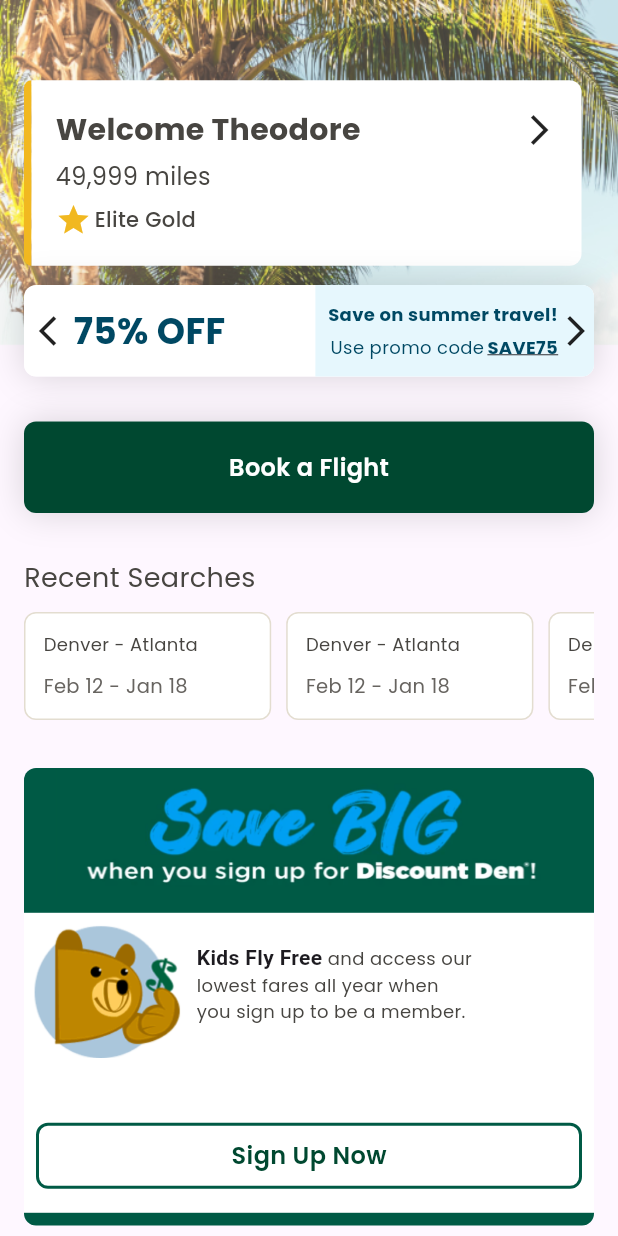
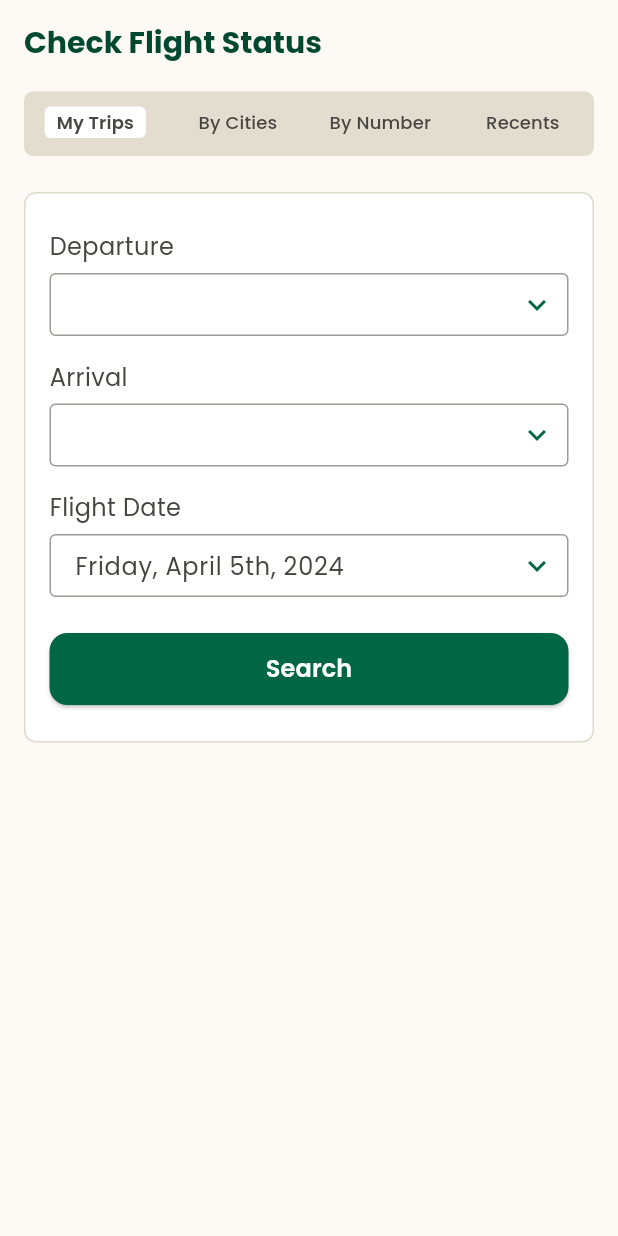
Before and after one commit to rafi-gavs/frontier_homepage, a Flutter app: the screen it shows after launch, on a phone screen of 412 x 824 dp. Run offline on Flutter 3.47's test engine with Material 3 defaults, Android fonts, the phone set to English and light mode, and no system bars; our stand-ins replace google_fonts.

Commit message:
flight status v1

```diff
--- a/lib/main.dart
+++ b/lib/main.dart
@@ -1,5 +1,7 @@
 import 'package:flutter/material.dart';
+import 'package:frontier_homepage/screens/flight_status/flight_status_page.dart';
 import 'package:frontier_homepage/screens/home_page.dart';
+import 'package:google_fonts/google_fonts.dart';
 // import 'package:native_shared_preferences/native_shared_preferences.dart';
 
 // late NativeSharedPreferences nPrefs;
@@ -21,9 +23,10 @@ class MyApp extends StatelessWidget {
       title: 'Frontier Airlines',
       theme: ThemeData(
         colorScheme: ColorScheme.fromSeed(seedColor: Colors.deepPurple),
+        fontFamily: GoogleFonts.poppins().fontFamily,
         useMaterial3: true,
       ),
-      home: const HomePage(),
+      home: const FlightStatusPage(),
     );
   }
 }
--- /dev/null
+++ b/lib/screens/flight_status/components/app_button.dart
@@ -0,0 +1,34 @@
+import 'package:flutter/material.dart';
+import 'package:frontier_homepage/util/appcolor.dart';
+import 'package:google_fonts/google_fonts.dart';
+
+class AppButton extends StatefulWidget {
+  const AppButton({super.key});
+
+  @override
+  State<AppButton> createState() => _AppButtonState();
+}
+
+class _AppButtonState extends State<AppButton> {
+  @override
+  Widget build(BuildContext context) {
+    return ElevatedButton(
+      onPressed: () {},
+      style: ElevatedButton.styleFrom(
+        minimumSize: const Size(double.infinity, 48.0),
+        backgroundColor: AppColor.btBg,
+        shape: RoundedRectangleBorder(
+          borderRadius: BorderRadius.circular(12), // <-- Radius
+        ),
+      ),
+      child: Text(
+        'Search',
+        style: GoogleFonts.poppins(
+          fontSize: 16,
+          fontWeight: FontWeight.w600,
+          color: Colors.white,
+        ),
+      ),
+    );
+  }
+}
--- /dev/null
+++ b/lib/screens/flight_status/components/app_text_field.dart
@@ -0,0 +1,57 @@
+import 'package:flutter/material.dart';
+import 'package:google_fonts/google_fonts.dart';
+
+import '../../../util/appcolor.dart';
+
+class AppTextField extends StatefulWidget {
+  final String? initialValue;
+
+  const AppTextField({
+    super.key,
+    this.initialValue,
+  });
+
+  @override
+  State<AppTextField> createState() => _AppTextFieldState();
+}
+
+class _AppTextFieldState extends State<AppTextField> {
+  @override
+  Widget build(BuildContext context) {
+    return Container(
+      decoration: BoxDecoration(
+        borderRadius: BorderRadius.circular(4.0),
+        border: Border.all(color: AppColor.textFieldBorder),
+      ),
+      child: Row(
+        children: [
+          Expanded(
+            child: TextField(
+              controller: TextEditingController(text: widget.initialValue),
+              style: GoogleFonts.poppins(
+                fontSize: 16,
+                fontWeight: FontWeight.w400,
+                color: AppColor.stringBlackColor,
+              ),
+              decoration: InputDecoration(
+                border: InputBorder.none,
+                isCollapsed: true,
+                isDense: true,
+                contentPadding: const EdgeInsets.symmetric(
+                  horizontal: 16.0,
+                  vertical: 8.0,
+                ),
+                filled: false,
+              ),
+            ),
+          ),
+          Icon(
+            Icons.keyboard_arrow_down,
+            color: AppColor.btBg,
+          ),
+          SizedBox(width: 8.0),
+        ],
+      ),
+    );
+  }
+}
--- /dev/null
+++ b/lib/screens/flight_status/flight_status_page.dart
@@ -0,0 +1,165 @@
+import 'package:flutter/material.dart';
+import 'package:frontier_homepage/screens/flight_status/tab_pages/by_number_tab.dart';
+import 'package:frontier_homepage/screens/flight_status/tab_pages/my_cities_tab.dart';
+import 'package:frontier_homepage/screens/flight_status/tab_pages/my_trips_tab.dart';
+import 'package:frontier_homepage/screens/flight_status/tab_pages/recents_tab.dart';
+import 'package:frontier_homepage/util/appstring.dart';
+import 'package:google_fonts/google_fonts.dart';
+
+import '../../util/appcolor.dart';
+
+class FlightStatusPage extends StatefulWidget {
+  const FlightStatusPage({super.key});
+
+  @override
+  State<FlightStatusPage> createState() => _FlightStatusPageState();
+}
+
+class _FlightStatusPageState extends State<FlightStatusPage> with SingleTickerProviderStateMixin {
+  late TabController _tabController;
+  int _currentTab = 0;
+
+  @override
+  void initState() {
+    // TODO: implement initState
+    _tabController = TabController(vsync: this, length: 4);
+    _tabListener();
+    super.initState();
+  }
+
+  _tabListener() {
+    _tabController.addListener(() {
+      setState(() {
+        _currentTab = _tabController.index;
+      });
+    });
+  }
+
+  @override
+  void dispose() {
+    // TODO: implement dispose
+    _tabController.dispose();
+    super.dispose();
+  }
+
+  @override
+  Widget build(BuildContext context) {
+    return Scaffold(
+      backgroundColor: AppColor.bgCream,
+      body: Column(
+        children: [
+          Expanded(
+            child: DefaultTabController(
+              length: 4,
+              child: Scaffold(
+                backgroundColor: AppColor.bgCream,
+                appBar: AppBar(
+                  backgroundColor: AppColor.bgCream,
+                  bottom: PreferredSize(
+                    preferredSize: const Size(double.infinity, 48.0),
+                    child: Container(
+                      decoration: BoxDecoration(
+                        borderRadius: BorderRadius.circular(6.0),
+                        color: AppColor.tabBarColor,
+                      ),
+                      margin: const EdgeInsets.symmetric(
+                        horizontal: 16.0,
+                      ),
+                      child: TabBar(
+                        dividerColor: Colors.transparent,
+                        controller: _tabController,
+                        indicatorColor: Colors.transparent,
+                        labelPadding: const EdgeInsets.symmetric(
+                          vertical: 10.0,
+                        ),
+                        tabs: [
+                          Container(
+                            padding: const EdgeInsets.symmetric(horizontal: 8.0, vertical: 2.0),
+                            decoration: BoxDecoration(
+                              color: _currentTab == 0 ? Colors.white : Colors.transparent,
+                              borderRadius: BorderRadius.circular(4.0),
+                            ),
+                            child: Text(
+                              'My Trips',
+                              style: GoogleFonts.poppins(
+                                fontSize: 12,
+                                fontWeight: _currentTab == 0 ? FontWeight.w600 : FontWeight.w500,
+                                color: AppColor.stringBlackColor,
+                              ),
+                            ),
+                          ),
+                          Container(
+                            padding: const EdgeInsets.symmetric(horizontal: 8.0, vertical: 2.0),
+                            decoration: BoxDecoration(
+                              color: _currentTab == 1 ? Colors.white : Colors.transparent,
+                              borderRadius: BorderRadius.circular(4.0),
+                            ),
+                            child: Text(
+                              'By Cities',
+                              style: GoogleFonts.poppins(
+                                fontSize: 12,
+                                fontWeight: _currentTab == 1 ? FontWeight.w600 : FontWeight.w500,
+                                color: AppColor.stringBlackColor,
+                              ),
+                            ),
+                          ),
+                          Container(
+                            padding: const EdgeInsets.symmetric(horizontal: 8.0, vertical: 2.0),
+                            decoration: BoxDecoration(
+                              color: _currentTab == 2 ? Colors.white : Colors.transparent,
+                              borderRadius: BorderRadius.circular(4.0),
+                            ),
+                            child: Text(
+                              'By Number',
+                              style: GoogleFonts.poppins(
+                                fontSize: 12,
+                                fontWeight: _currentTab == 2 ? FontWeight.w600 : FontWeight.w500,
+                                color: AppColor.stringBlackColor,
+                              ),
+                            ),
+                          ),
+                          Container(
+                            padding: const EdgeInsets.symmetric(horizontal: 8.0, vertical: 2.0),
+                            decoration: BoxDecoration(
+                              color: _currentTab == 3 ? Colors.white : Colors.transparent,
+                              borderRadius: BorderRadius.circular(4.0),
+                            ),
+                            child: Text(
+                              'Recents',
+                              style: GoogleFonts.poppins(
+                                fontSize: 12,
+                                fontWeight: _currentTab == 3 ? FontWeight.w600 : FontWeight.w500,
+                                color: AppColor.stringBlackColor,
+                              ),
+                            ),
+                          ),
+                        ],
+                      ),
+                    ),
+                  ),
+                  title: Text(
+                    AppString.checkFlightStatus,
+                    style: GoogleFonts.poppins(
+                      fontSize: 20,
+                      fontWeight: FontWeight.w700,
+                      color: AppColor.primary,
+                    ),
+                  ),
+                ),
+                body: TabBarView(
+                  controller: _tabController,
+                  children: const [
+                    MyTripsTab(),
+                    MyCitiesTab(),
+                    MyNumberTab(),
+                    RecentsTab(),
+                  ],
+                ),
+              ),
+            ),
+          ),
+        ],
+      ),
+    );
+  }
+}
--- /dev/null
+++ b/lib/screens/flight_status/tab_pages/my_trips_tab.dart
@@ -0,0 +1,85 @@
+import 'package:flutter/material.dart';
+import 'package:google_fonts/google_fonts.dart';
+
+import '../../../util/appcolor.dart';
+import '../components/app_button.dart';
+import '../components/app_text_field.dart';
+
+class MyTripsTab extends StatefulWidget {
+  const MyTripsTab({super.key});
+
+  @override
+  State<MyTripsTab> createState() => _MyTripsTabState();
+}
+
+class _MyTripsTabState extends State<MyTripsTab> {
+  @override
+  Widget build(BuildContext context) {
+    return Container(
+      color: AppColor.bgCream,
+      child: _form(),
+    );
+  }
+
+  Widget _form() {
+    return Column(
+      mainAxisSize: MainAxisSize.min,
+      crossAxisAlignment: CrossAxisAlignment.start,
+      children: [
+        const SizedBox(height: 24.0),
+        Container(
+          decoration: BoxDecoration(
+            borderRadius: BorderRadius.circular(8.0),
+            color: Colors.white,
+            border: Border.all(
+              color: const Color(0xffDFDAC9),
+            ),
+          ),
+          padding: const EdgeInsets.symmetric(vertical: 24.0, horizontal: 16.0),
+          margin: const EdgeInsets.symmetric(horizontal: 16.0),
+          child: Column(
+            crossAxisAlignment: CrossAxisAlignment.start,
+            children: [
+              Text(
+                'Departure',
+                style: GoogleFonts.poppins(
+                  fontSize: 16,
+                  fontWeight: FontWeight.w400,
+                  color: AppColor.stringBlackColor,
+                ),
+              ),
+              const SizedBox(height: 6.0),
+              const AppTextField(),
+              const SizedBox(height: 16.0),
+              Text(
+                'Arrival',
+                style: GoogleFonts.poppins(
+                  fontSize: 16,
+                  fontWeight: FontWeight.w400,
+                  color: AppColor.stringBlackColor,
+                ),
+              ),
+              const SizedBox(height: 6.0),
+              const AppTextField(),
+              const SizedBox(height: 16.0),
+              Text(
+                'Flight Date',
+                style: GoogleFonts.poppins(
+                  fontSize: 16,
+                  fontWeight: FontWeight.w400,
+                  color: AppColor.stringBlackColor,
+                ),
+              ),
+              const SizedBox(height: 6.0),
+              const AppTextField(
+                initialValue: 'Friday, April 5th, 2024',
+              ),
+              const SizedBox(height: 24.0),
+              const AppButton(),
+            ],
+          ),
+        ),
+      ],
+    );
+  }
+}
--- a/lib/util/appcolor.dart
+++ b/lib/util/appcolor.dart
@@ -12,6 +12,12 @@ class AppColor {
   static const greenColor = Color(0xFF005A45);
   static const brownColor = Color(0xFFAA6527);
     static const borderColor = Color(0xFFDFDAC9);
+    static const tabBarColor=Color(0xFFE3DDD0);
+    static const bgCream=Color(0xFFFDFAF5);
+    static const btBg=Color(0xFF006643);
+    static const fontSecondary=Color(0xFF504E4B);
+    static const linkText=Color(0xFF007AA8);
+    static const textFieldBorder=Color(0xFF9C9B98);
 
 
 
--- a/lib/util/appstring.dart
+++ b/lib/util/appstring.dart
@@ -16,4 +16,5 @@ class AppString {
   static const checkIn = 'Check-in';
   static const manage = 'Manage';
   static const viewBordingPass = 'View Boarding Pass';
+  static const checkFlightStatus='Check Flight Status';
 }
```
Also changed, not shown: lib/screens/flight_status/components/recent_list_item.dart (added, +73 -0 lines), lib/screens/flight_status/tab_pages/by_number_tab.dart (added, +74 -0 lines), lib/screens/flight_status/tab_pages/my_cities_tab.dart (added, +89 -0 lines), lib/screens/flight_status/tab_pages/recents_tab.dart (added, +48 -0 lines).
